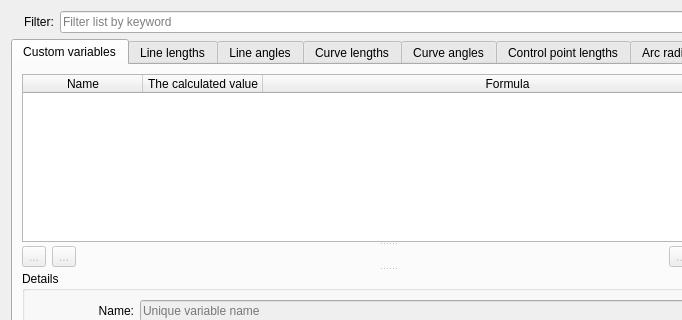
Old version of the form src/app/seamly2d/dialogs/dialogvariables.ui in the repository FashionFreedom/Seamly2D; both pictures show x 0 to 682 and y 0 to 320 of the 775 by 535 pixel window.
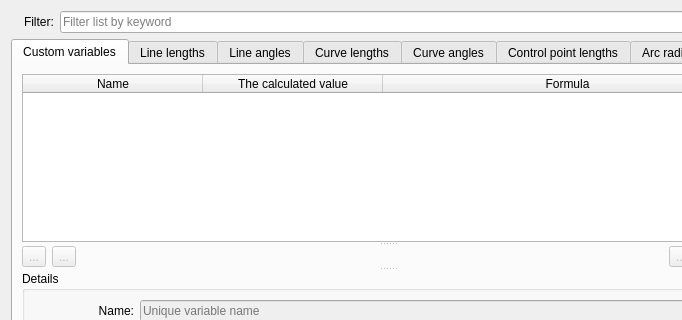
New version of the form. The open tabs and pages were chosen to show the change. Icons and pictures are not drawn.

Commit message: expand width of variables table name column

Patch:
```diff
--- a/src/app/seamly2d/dialogs/dialogvariables.ui
+++ b/src/app/seamly2d/dialogs/dialogvariables.ui
@@ -129,10 +129,10 @@
            <bool>false</bool>
           </attribute>
           <attribute name="horizontalHeaderMinimumSectionSize">
-           <number>70</number>
+           <number>180</number>
           </attribute>
           <attribute name="horizontalHeaderDefaultSectionSize">
-           <number>120</number>
+           <number>180</number>
           </attribute>
           <attribute name="horizontalHeaderShowSortIndicator" stdset="0">
            <bool>true</bool>
```
Left out of the diff: 2 changed lines with no effect on the pictures. The commit also changes 1 other file.
